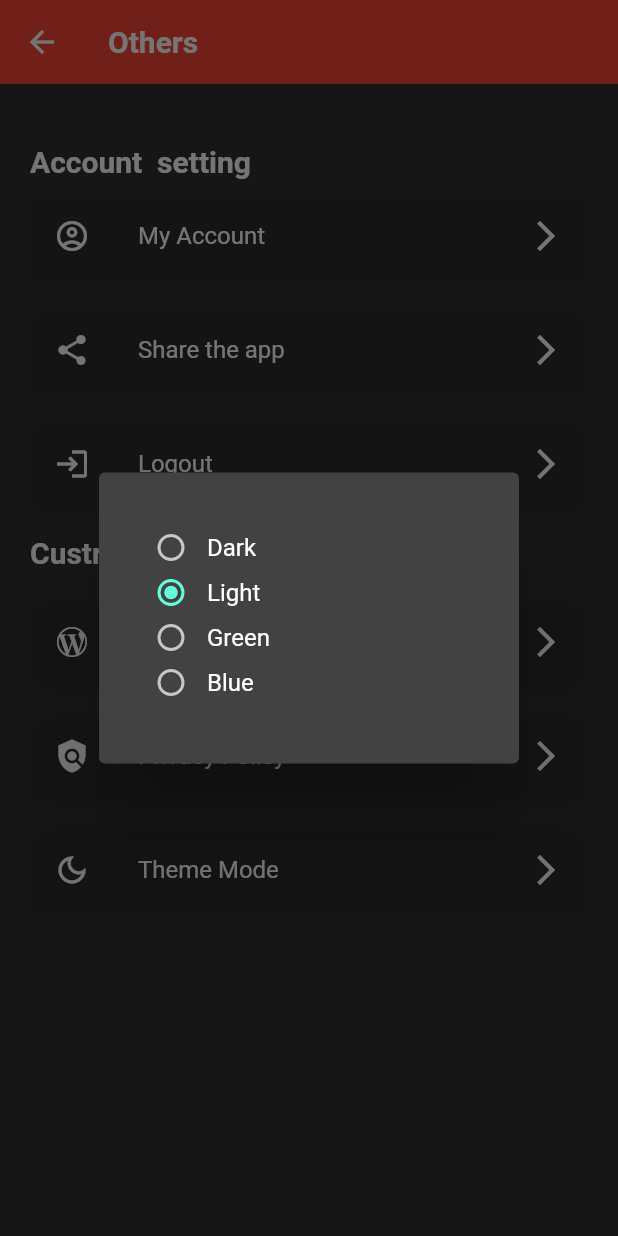
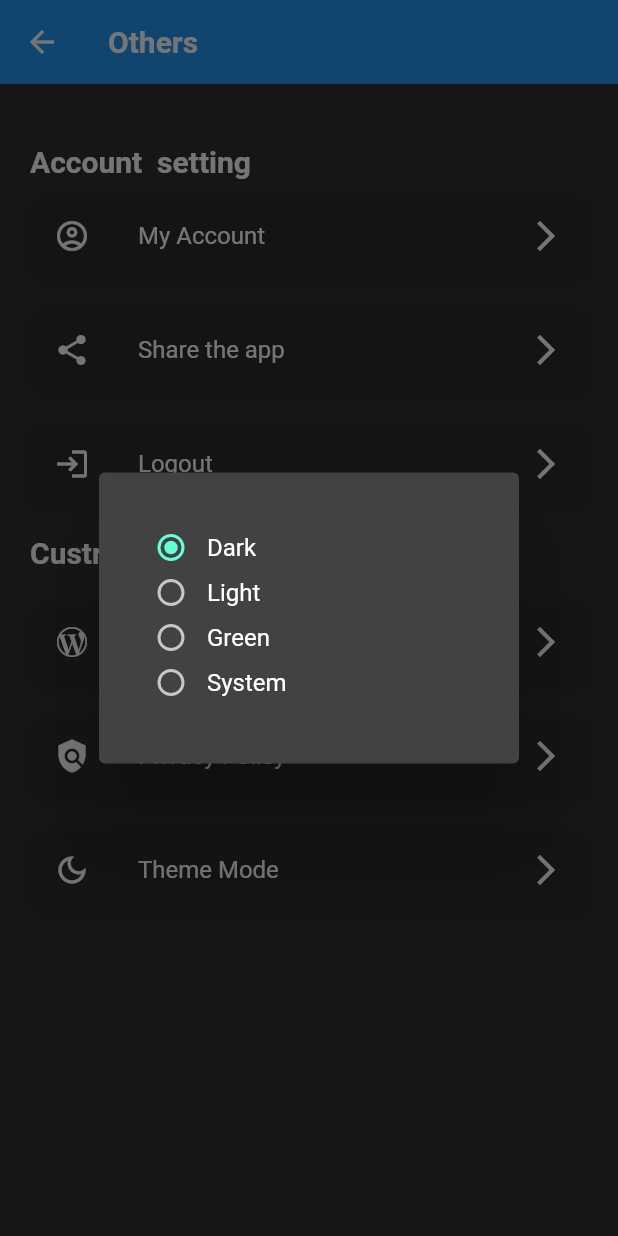
Before and after one commit to mdomarfaruk10/wbappium, a Flutter app: the other screen opened directly, after a tap on "Theme Mode", on a phone screen of 412 x 824 dp. Run offline on Flutter 3.47's test engine with Material 2 defaults, Android fonts, the phone set to English and light mode, and no system bars; drawn by our look-alikes of group_radio_button; our stand-ins replace animated_text_kit, carousel_slider, cloud_firestore, curved_navigation_bar, firebase_auth, firebase_core and 3 more; missing offline and left inert: email_auth; accounts and stored records are empty.

```diff
--- a/lib/Provider/Thame_provider.dart
+++ b/lib/Provider/Thame_provider.dart
@@ -1,15 +1,14 @@
 import 'package:flutter/material.dart';
 import 'package:flutter/foundation.dart';
-
-
+import 'package:flutter/services.dart';
 
 final darkTheme = ThemeData(
     brightness: Brightness.dark,
-    primarySwatch: Colors.yellow,
+    primarySwatch: Colors.red,
     backgroundColor: Colors.white,
     primaryColor: Colors.white,
     appBarTheme: AppBarTheme(
-        backgroundColor: Colors.red
+        backgroundColor: Colors.blue
     ),
     bottomNavigationBarTheme: BottomNavigationBarThemeData(
       unselectedItemColor:Colors.white ,
@@ -28,6 +27,7 @@ final ligtTheme = ThemeData(
       selectedItemColor: Colors.blue,
     )
 );
+
 final greenTheme = ThemeData(
     brightness: Brightness.dark,
     primarySwatch: Colors.green,
@@ -41,29 +41,37 @@ final greenTheme = ThemeData(
      selectedItemColor: Colors.blue,
     )
 );
-final blueTheme = ThemeData(
-    brightness: Brightness.light,
-    primarySwatch:Colors.blue,
-    backgroundColor: Colors.blue[800],
-    appBarTheme: AppBarTheme(
-        backgroundColor: Colors.blue[800]
-    ),
-    bottomNavigationBarTheme: BottomNavigationBarThemeData(
-     unselectedItemColor:Colors.black ,
-     selectedItemColor: Colors.blue,
-    )
-);
+
+
+
+final SystemMode = ThemeData();
+
 
 
 class Thame_Changer extends ChangeNotifier{
 
- ThemeData? _themeData;
- Thame_Changer(this._themeData);
+  ThemeData? _themeData;
+  ThemeMode? _themeMode;
+
+  Thame_Changer(this._themeData,);
+
+
  ThemeData get getTheme =>_themeData!;
+ ThemeMode get getThemee =>_themeMode!;
 
- setTheme (ThemeData themeData){
-  _themeData = themeData;
+
+
+ setTheme (dynamic themeData){
+   if(themeData==SystemMode){
+     _themeData!=ThemeMode.system;
+     print(_themeData);
+   }else{
+     _themeData = themeData;
+   }
+  print(themeData);
   notifyListeners();
  }
 
+
+
 }
--- a/lib/screen/other.dart
+++ b/lib/screen/other.dart
@@ -15,8 +15,8 @@ class other extends StatefulWidget {
 }
 
 class _otherState extends State<other> {
-  String _selectorColor = "Light";
-  List<String> _colors =["Dark","Light","Green","Blue"];
+  String _selectorColor = "Dark";
+  List<String> _colors =["Dark","Light","Green","System"];
   void onThemeChangeNofifier(String value,Thame_Changer? thame_changer)async{
     if(value=="Dark"){
       thame_changer = thame_changer!.setTheme(darkTheme);
@@ -27,7 +27,7 @@ class _otherState extends State<other> {
     else if(value=="Green"){
       thame_changer = thame_changer!.setTheme(greenTheme);
     } else {
-      thame_changer = thame_changer!.setTheme(blueTheme);
+      thame_changer = thame_changer!.setTheme(SystemMode);
     }
     final prefs =await SharedPreferences.getInstance();
     prefs.setString("ThemeModee", value);
@@ -139,7 +139,7 @@ class _otherState extends State<other> {
                           setState((){
                             _selectorColor = val!;
                           });
-                          onThemeChangeNofifier(_selectorColor,thame_changer);
+                           onThemeChangeNofifier(_selectorColor,thame_changer);
                         },
                         items: _colors,
                         itemBuilder: (item)=>RadioButtonBuilder(item!),
--- a/pubspec.yaml
+++ b/pubspec.yaml
@@ -48,6 +48,7 @@ dependencies:
   url_launcher: ^6.1.6
   animated_text_kit: ^4.2.2
   group_radio_button: ^1.2.0
+  flutter_local_notifications: ^12.0.3
 
 dev_dependencies:
   flutter_test:
```
Also changed, not shown: lib/main.dart (+18 -5 lines), pubspec.lock, 2 other files.
